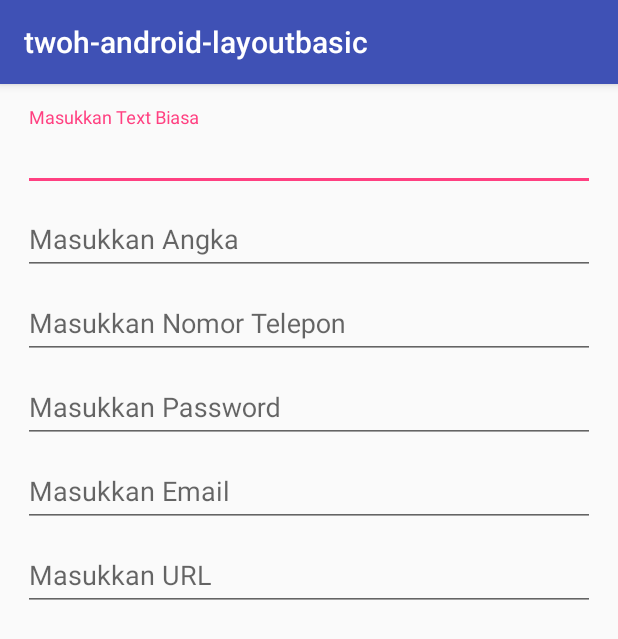
After one commit to twoh/twoh-android-layout-basic, an Android app: the TWOHEditText screen opened directly, with no data from a screen before it, on a phone screen of 412 x 824 dp. The commit adds this screen. Shown: the top 639 px of the screen. Run offline under Robolectric (Android 15) with nearby library versions, the phone set to English and light mode, and no system bars.

Commit message:
add edittext inputtype tutorial

```diff
--- a/build.gradle
+++ b/build.gradle
@@ -23,4 +23,5 @@ dependencies {
     compile fileTree(include: ['*.jar'], dir: 'libs')
     testCompile 'junit:junit:4.12'
     compile 'com.android.support:appcompat-v7:25.1.0'
+    compile 'com.android.support:design:25.1.0'
 }
--- a/src/main/AndroidManifest.xml
+++ b/src/main/AndroidManifest.xml
@@ -26,6 +26,7 @@
         <activity
             android:theme="@style/AppThemeNoActionBar"
             android:name=".TWOHRelativeLayout"/>
+        <activity android:name=".TWOHEditText"/>
     </application>
 
 </manifest>
--- /dev/null
+++ b/src/main/java/id/web/twoh/twoh_android_layoutbasic/TWOHEditText.java
@@ -0,0 +1,18 @@
+package id.web.twoh.twoh_android_layoutbasic;
+
+import android.os.Bundle;
+import android.support.annotation.Nullable;
+import android.support.v7.app.AppCompatActivity;
+
+/**
+ * Created by Hafizh Herdi on 1/14/2017.
+ */
+
+public class TWOHEditText extends AppCompatActivity{
+
+    @Override
+    protected void onCreate(@Nullable Bundle savedInstanceState) {
+        super.onCreate(savedInstanceState);
+        setContentView(R.layout.activity_edittext);
+    }
+}
--- /dev/null
+++ b/src/main/res/layout/activity_edittext.xml
@@ -0,0 +1,74 @@
+<?xml version="1.0" encoding="utf-8"?>
+<LinearLayout xmlns:android="http://schemas.android.com/apk/res/android"
+    android:layout_width="match_parent"
+    android:layout_height="match_parent"
+    android:padding="15dp"
+    android:orientation="vertical">
+
+    <android.support.design.widget.TextInputLayout
+        android:layout_width="match_parent"
+        android:layout_height="wrap_content">
+
+        <EditText
+            android:layout_width="match_parent"
+            android:layout_height="wrap_content"
+            android:hint="Masukkan Text Biasa"
+            android:inputType="text" />
+    </android.support.design.widget.TextInputLayout>
+
+    <android.support.design.widget.TextInputLayout
+        android:layout_width="match_parent"
+        android:layout_height="wrap_content">
+
+        <EditText
+            android:layout_width="match_parent"
+            android:layout_height="wrap_content"
+            android:hint="Masukkan Angka"
+            android:inputType="number" />
+    </android.support.design.widget.TextInputLayout>
+
+    <android.support.design.widget.TextInputLayout
+        android:layout_width="match_parent"
+        android:layout_height="wrap_content">
+
+        <EditText
+            android:layout_width="match_parent"
+            android:layout_height="wrap_content"
+            android:hint="Masukkan Nomor Telepon"
+            android:inputType="phone" />
+    </android.support.design.widget.TextInputLayout>
+
+    <android.support.design.widget.TextInputLayout
+        android:layout_width="match_parent"
+        android:layout_height="wrap_content">
+
+        <EditText
+            android:layout_width="match_parent"
+            android:layout_height="wrap_content"
+            android:hint="Masukkan Password"
+            android:inputType="textPassword" />
+    </android.support.design.widget.TextInputLayout>
+
+    <android.support.design.widget.TextInputLayout
+        android:layout_width="match_parent"
+        android:layout_height="wrap_content">
+
+        <EditText
+            android:layout_width="match_parent"
+            android:layout_height="wrap_content"
+            android:hint="Masukkan Email"
+            android:inputType="textEmailAddress" />
+    </android.support.design.widget.TextInputLayout>
+
+    <android.support.design.widget.TextInputLayout
+        android:layout_width="match_parent"
+        android:layout_height="wrap_content">
+
+        <EditText
+            android:layout_width="match_parent"
+            android:layout_height="wrap_content"
+            android:hint="Masukkan URL"
+            android:inputType="textUri" />
+    </android.support.design.widget.TextInputLayout>
+
+</LinearLayout>
--- a/src/main/res/layout/activity_main.xml
+++ b/src/main/res/layout/activity_main.xml
@@ -59,5 +59,10 @@
         android:text="Linear Layout Sample"
         android:layout_width="match_parent"
         android:layout_height="wrap_content" />
+    <Button
+        android:id="@+id/bt_edittext"
+        android:text="Edit Text Sample"
+        android:layout_width="match_parent"
+        android:layout_height="wrap_content" />
 
 </LinearLayout>
```
Also changed, not shown: src/main/java/id/web/twoh/twoh_android_layoutbasic/MainActivity.java (+8 -0 lines), src/main/res/layout/activity_linear_layout.xml (+43 -22 lines), 1 other file.
